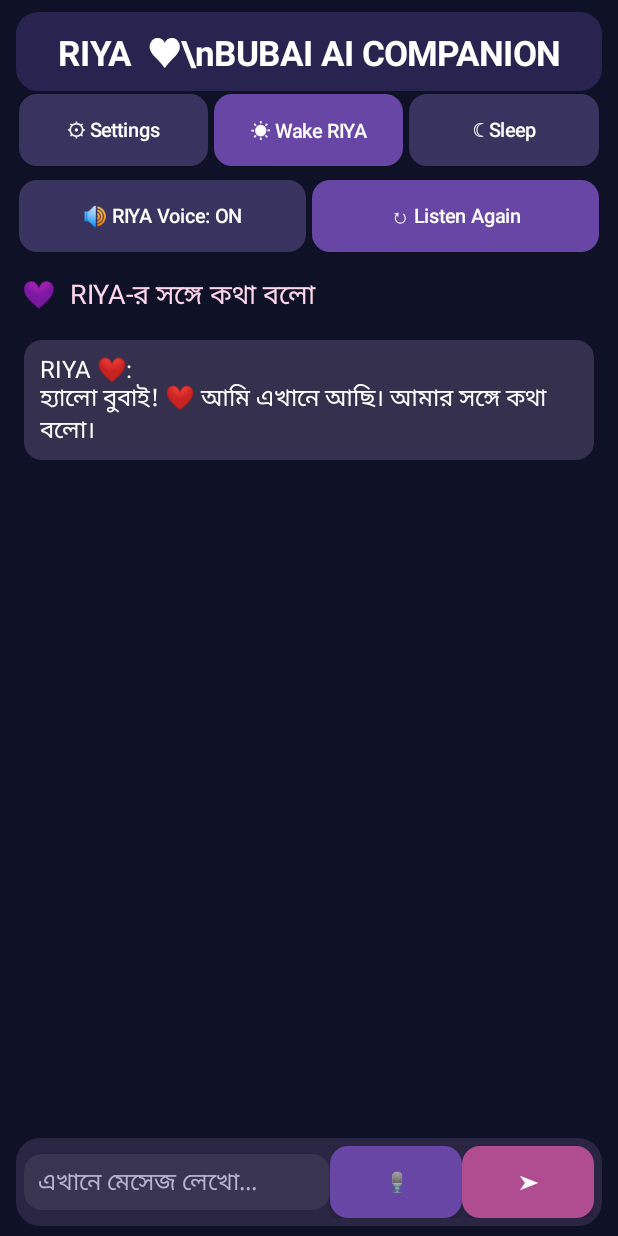
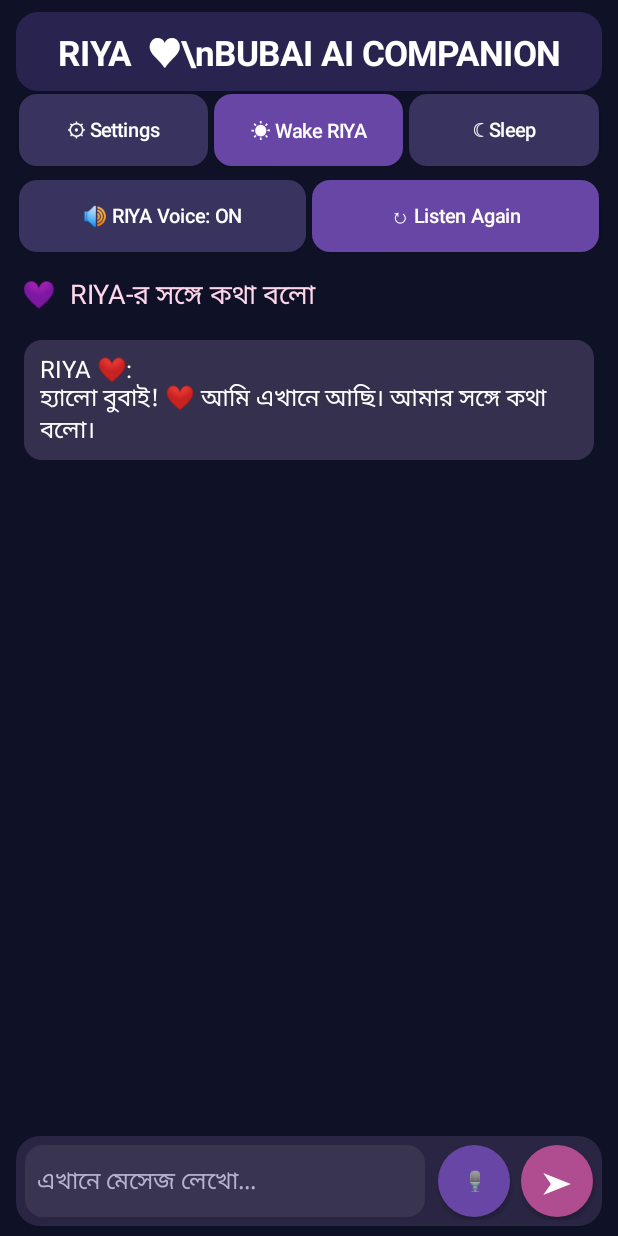
Before and after one commit to bubaidas74484-source/RIYA-Floating-App-, an Android app: the screen it shows after launch (MainActivity), on a phone screen of 412 x 824 dp. Run offline under Robolectric (Android 15) with nearby library versions, the phone set to English and light mode, and no system bars.

Commit message:
Polish RIYA chat input with compact round action buttons

```diff
--- a/app/src/main/java/com/bubai/riya/MainActivity.java
+++ b/app/src/main/java/com/bubai/riya/MainActivity.java
@@ -135,7 +135,7 @@ public class MainActivity extends Activity {
         LinearLayout inputRow = new LinearLayout(this);
         inputRow.setOrientation(LinearLayout.HORIZONTAL);
         inputRow.setGravity(Gravity.CENTER_VERTICAL);
-        inputRow.setPadding(8, 8, 8, 8);
+        inputRow.setPadding(4, 6, 4, 6);
         inputRow.setBackground(roundBg(0xFF292542, 24));
 
         messageInput = new EditText(this);
@@ -145,24 +145,50 @@ public class MainActivity extends Activity {
         messageInput.setTextColor(Color.WHITE);
         messageInput.setHintTextColor(0xFFB8B3CC);
         messageInput.setHint("এখানে মেসেজ লেখো...");
-        messageInput.setPadding(14, 10, 14, 10);
+        messageInput.setPadding(12, 10, 12, 10);
+        messageInput.setMinHeight(dp(48));
         messageInput.setBackground(roundBg(0xFF393550, 18));
         messageInput.setImeOptions(EditorInfo.IME_ACTION_SEND);
-        inputRow.addView(messageInput, new LinearLayout.LayoutParams(
-                0, LinearLayout.LayoutParams.WRAP_CONTENT, 1));
+
+        LinearLayout.LayoutParams inputParams = new LinearLayout.LayoutParams(
+                0, LinearLayout.LayoutParams.WRAP_CONTENT, 1);
+        inputParams.setMargins(dp(3), dp(2), dp(5), dp(2));
+        inputRow.addView(messageInput, inputParams);
 
         micButton = makeButton("🎙", 0xFF6846A5);
         micButton.setOnClickListener(v -> startVoiceInput());
-        inputRow.addView(micButton);
+        styleInputButton(micButton);
+        LinearLayout.LayoutParams micParams = new LinearLayout.LayoutParams(dp(48), dp(48));
+        micParams.setMargins(dp(3), dp(2), dp(4), dp(2));
+        inputRow.addView(micButton, micParams);
 
         sendButton = makeButton("➤", 0xFFB04D91);
-        inputRow.addView(sendButton);
+        sendButton.setTextSize(20);
+        styleInputButton(sendButton);
+        LinearLayout.LayoutParams sendParams = new LinearLayout.LayoutParams(dp(48), dp(48));
+        sendParams.setMargins(dp(3), dp(2), dp(3), dp(2));
+        inputRow.addView(sendButton, sendParams);
+
         layout.addView(inputRow);
 
         sendButton.setOnClickListener(v -> sendMessage());
 
         setContentView(layout);
         addMessage("RIYA ❤️", "হ্যালো বুবাই! ❤️ আমি এখানে আছি। আমার সঙ্গে কথা বলো।");
+    }
+
+    private int dp(int value) {
+        return (int) (value * getResources().getDisplayMetrics().density + 0.5f);
+    }
+
+    private void styleInputButton(Button button) {
+        button.setMinWidth(0);
+        button.setMinimumWidth(0);
+        button.setMinHeight(0);
+        button.setPadding(0, 0, 0, 0);
+        button.setGravity(Gravity.CENTER);
+        button.setBackground(roundBg(
+                button == micButton ? 0xFF6846A5 : 0xFFB04D91, 50));
     }
 
     private GradientDrawable roundBg(int color, int radius) {
```
